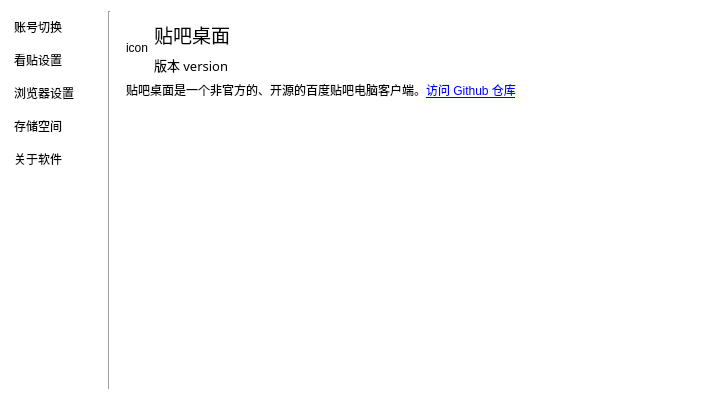
This is resf/settings.ui in clb-128258/TiebaDesktop as Qt 5 draws it before an edit. The edited form follows.
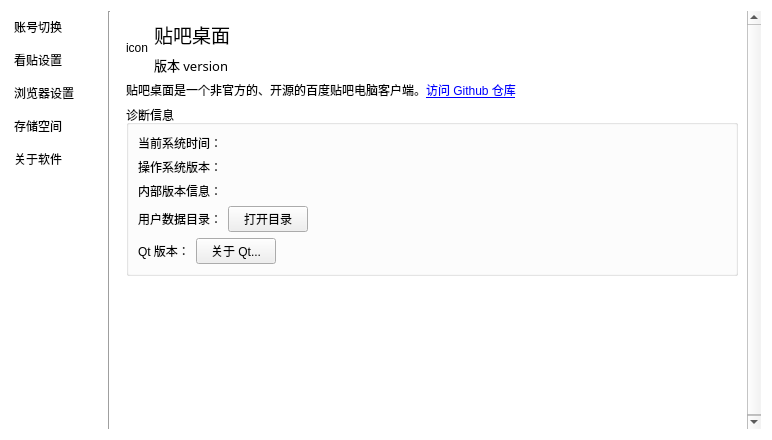
This is the edited form. The open tabs and pages were chosen to show the change.

Commit message: 添加了 debug 信息

```diff
--- a/resf/settings.ui
+++ b/resf/settings.ui
@@ -6,8 +6,8 @@
    <rect>
     <x>0</x>
     <y>0</y>
-    <width>722</width>
-    <height>400</height>
+    <width>772</width>
+    <height>440</height>
    </rect>
   </property>
   <property name="windowTitle">
@@ -19,13 +19,6 @@
 </string>
   </property>
   <layout class="QGridLayout" name="gridLayout">
-   <item row="0" column="1">
-    <widget class="Line" name="line">
-     <property name="orientation">
-      <enum>Qt::Vertical</enum>
-     </property>
-    </widget>
-   </item>
    <item row="0" column="0">
     <widget class="QListWidget" name="listWidget">
      <property name="maximumSize">
@@ -70,7 +63,48 @@
      </item>
     </widget>
    </item>
+   <item row="0" column="1">
+    <widget class="Line" name="line">
+     <property name="orientation">
+      <enum>Qt::Vertical</enum>
+     </property>
+    </widget>
+   </item>
    <item row="0" column="2">
+    <widget class="QScrollArea" name="scrollArea">
+     <property name="frameShape">
+      <enum>QFrame::NoFrame</enum>
+     </property>
+     <property name="widgetResizable">
+      <bool>true</bool>
+     </property>
+     <widget class="QWidget" name="scrollAreaWidgetContents">
+      <property name="geometry">
+       <rect>
+        <x>0</x>
+        <y>0</y>
+        <width>648</width>
+        <height>422</height>
+       </rect>
+      </property>
+      <property name="styleSheet">
+       <string notr="true">QWidget#scrollAreaWidgetContents{background-color: rgb(255, 255, 255);}
+</string>
+      </property>
+      <layout class="QGridLayout" name="gridLayout_12">
+       <property name="leftMargin">
+        <number>0</number>
+       </property>
+       <property name="topMargin">
+        <number>0</number>
+       </property>
+       <property name="rightMargin">
+        <number>0</number>
+       </property>
+       <property name="bottomMargin">
+        <number>0</number>
+       </property>
+       <item row="0" column="0">
     <widget class="QStackedWidget" name="stackedWidget">
      <property name="currentIndex">
       <number>0</number>
@@ -670,6 +704,29 @@
      </widget>
      <widget class="QWidget" name="page_3">
       <layout class="QGridLayout" name="gridLayout_5">
+           <item row="1" column="0">
+            <layout class="QGridLayout" name="gridLayout_8">
+             <property name="leftMargin">
+              <number>0</number>
+             </property>
+             <property name="topMargin">
+              <number>0</number>
+             </property>
+             <item row="0" column="0">
+              <widget class="QLabel" name="label_15">
+               <property name="text">
+                <string>&lt;html&gt;&lt;head/&gt;&lt;body&gt;&lt;p&gt;贴吧桌面是一个非官方的、开源的百度贴吧电脑客户端。&lt;a href=&quot;https://github.com/clb-128258/TiebaDesktop&quot;&gt;&lt;span style=&quot; text-decoration: underline; color:#0000ff;&quot;&gt;访问 Github 仓库&lt;/span&gt;&lt;/a&gt;&lt;/p&gt;&lt;/body&gt;&lt;/html&gt;</string>
+               </property>
+               <property name="wordWrap">
+                <bool>true</bool>
+               </property>
+               <property name="openExternalLinks">
+                <bool>true</bool>
+               </property>
+              </widget>
+             </item>
+            </layout>
+           </item>
        <item row="0" column="0">
         <layout class="QGridLayout" name="gridLayout_4" columnstretch="0,1">
          <item row="0" column="1">
@@ -711,6 +768,122 @@
         </layout>
        </item>
        <item row="2" column="0">
+            <widget class="QGroupBox" name="groupBox">
+             <property name="title">
+              <string>诊断信息</string>
+             </property>
+             <property name="flat">
+              <bool>true</bool>
+             </property>
+             <layout class="QGridLayout" name="gridLayout_11">
+              <item row="2" column="0">
+               <widget class="QLabel" name="label_20">
+                <property name="text">
+                 <string>操作系统版本：</string>
+                </property>
+                <property name="textInteractionFlags">
+                 <set>Qt::TextBrowserInteraction</set>
+                </property>
+               </widget>
+              </item>
+              <item row="1" column="0">
+               <widget class="QLabel" name="label_16">
+                <property name="text">
+                 <string>当前系统时间：</string>
+                </property>
+                <property name="textInteractionFlags">
+                 <set>Qt::TextBrowserInteraction</set>
+                </property>
+               </widget>
+              </item>
+              <item row="3" column="0">
+               <widget class="QLabel" name="label_21">
+                <property name="text">
+                 <string>内部版本信息：</string>
+                </property>
+                <property name="textInteractionFlags">
+                 <set>Qt::TextBrowserInteraction</set>
+                </property>
+               </widget>
+              </item>
+              <item row="4" column="0">
+               <layout class="QHBoxLayout" name="horizontalLayout_3" stretch="0,0,1">
+                <property name="bottomMargin">
+                 <number>0</number>
+                </property>
+                <item>
+                 <widget class="QLabel" name="label_22">
+                  <property name="text">
+                   <string>用户数据目录：</string>
+                  </property>
+                  <property name="textInteractionFlags">
+                   <set>Qt::TextBrowserInteraction</set>
+                  </property>
+                 </widget>
+                </item>
+                <item>
+                 <widget class="QPushButton" name="pushButton_10">
+                  <property name="text">
+                   <string>打开目录</string>
+                  </property>
+                 </widget>
+                </item>
+                <item>
+                 <spacer name="horizontalSpacer_7">
+                  <property name="orientation">
+                   <enum>Qt::Horizontal</enum>
+                  </property>
+                  <property name="sizeHint" stdset="0">
+                   <size>
+                    <width>40</width>
+                    <height>20</height>
+                   </size>
+                  </property>
+                 </spacer>
+                </item>
+               </layout>
+              </item>
+              <item row="6" column="0">
+               <layout class="QHBoxLayout" name="horizontalLayout_9" stretch="0,0,1">
+                <property name="bottomMargin">
+                 <number>0</number>
+                </property>
+                <item>
+                 <widget class="QLabel" name="label_23">
+                  <property name="text">
+                   <string>Qt 版本：</string>
+                  </property>
+                  <property name="textInteractionFlags">
+                   <set>Qt::TextBrowserInteraction</set>
+                  </property>
+                 </widget>
+                </item>
+                <item>
+                 <widget class="QPushButton" name="pushButton_11">
+                  <property name="text">
+                   <string>关于 Qt...</string>
+                  </property>
+                 </widget>
+                </item>
+                <item>
+                 <spacer name="horizontalSpacer_8">
+                  <property name="orientation">
+                   <enum>Qt::Horizontal</enum>
+                  </property>
+                  <property name="sizeHint" stdset="0">
+                   <size>
+                    <width>40</width>
+                    <height>20</height>
+                   </size>
+                  </property>
+                 </spacer>
+                </item>
+               </layout>
+              </item>
+             </layout>
+            </widget>
+           </item>
+           <item row="3" column="0">
         <spacer name="verticalSpacer_2">
          <property name="orientation">
           <enum>Qt::Vertical</enum>
@@ -718,33 +891,14 @@
          <property name="sizeHint" stdset="0">
           <size>
            <width>20</width>
-           <height>322</height>
+               <height>40</height>
           </size>
          </property>
         </spacer>
        </item>
-       <item row="1" column="0">
-        <layout class="QGridLayout" name="gridLayout_8">
-         <property name="leftMargin">
-          <number>0</number>
-         </property>
-         <property name="topMargin">
-          <number>0</number>
-         </property>
-         <item row="0" column="0">
-          <widget class="QLabel" name="label_15">
-           <property name="text">
-            <string>&lt;html&gt;&lt;head/&gt;&lt;body&gt;&lt;p&gt;贴吧桌面是一个非官方的、开源的百度贴吧电脑客户端。&lt;a href=&quot;https://github.com/clb-128258/TiebaDesktop&quot;&gt;&lt;span style=&quot; text-decoration: underline; color:#0000ff;&quot;&gt;访问 Github 仓库&lt;/span&gt;&lt;/a&gt;&lt;/p&gt;&lt;/body&gt;&lt;/html&gt;</string>
-           </property>
-           <property name="wordWrap">
-            <bool>true</bool>
-           </property>
-           <property name="openExternalLinks">
-            <bool>true</bool>
-           </property>
-          </widget>
-         </item>
-        </layout>
+          </layout>
+         </widget>
+        </widget>
        </item>
       </layout>
      </widget>
```
Lines whose indentation alone changed are shown as unchanged. The commit also changes 8 other files.
